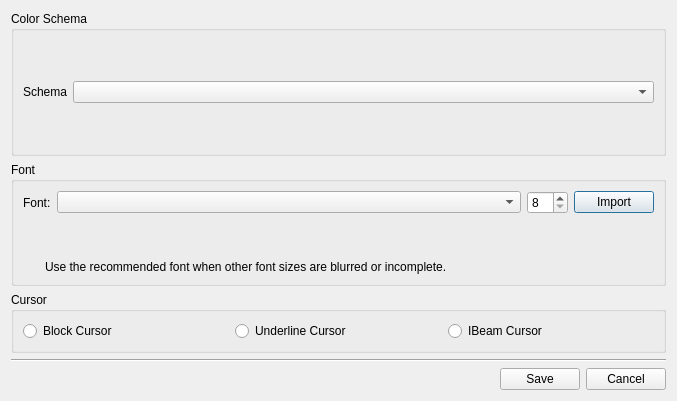
The window that woterm/qwosessionttyproperty.ui (aoyiduo/woterm) describes before a commit, drawn with Qt 5.
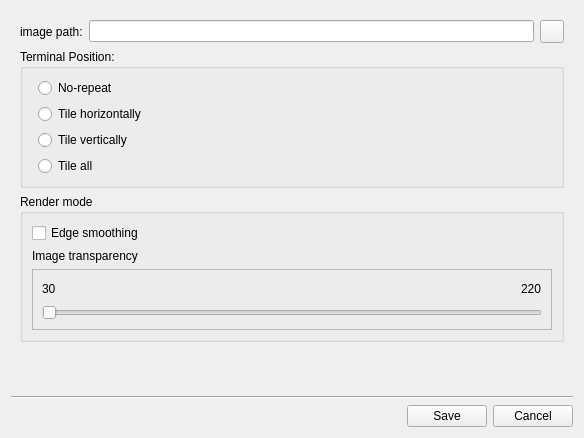
The same window after the commit. The open tabs and pages were chosen to show the change. Icons and pictures are not drawn.

The edit to the form file:
```diff
--- a/woterm/qwosessionttyproperty.ui
+++ b/woterm/qwosessionttyproperty.ui
@@ -6,8 +6,8 @@
    <rect>
     <x>0</x>
     <y>0</y>
-    <width>677</width>
-    <height>401</height>
+    <width>584</width>
+    <height>438</height>
    </rect>
   </property>
   <property name="windowTitle">
@@ -421,6 +421,211 @@
        </item>
       </layout>
      </widget>
+     <widget class="QWidget" name="bkimg">
+      <layout class="QVBoxLayout" name="verticalLayout_9">
+       <item>
+        <layout class="QHBoxLayout" name="horizontalLayout_8">
+         <item>
+          <widget class="QLabel" name="label_5">
+           <property name="text">
+            <string>image path:</string>
+           </property>
+          </widget>
+         </item>
+         <item>
+          <widget class="QLineEdit" name="bkImage"/>
+         </item>
+         <item>
+          <widget class="QToolButton" name="btnSelect">
+           <property name="text">
+            <string/>
+           </property>
+           <property name="icon">
+            <iconset>
+             <normaloff>../private/skins/black/dirs.png</normaloff>../private/skins/black/dirs.png</iconset>
+           </property>
+          </widget>
+         </item>
+        </layout>
+       </item>
+       <item>
+        <widget class="QGroupBox" name="positionGroup">
+         <property name="title">
+          <string>Terminal Position:</string>
+         </property>
+         <layout class="QHBoxLayout" name="horizontalLayout_9">
+          <item>
+           <widget class="QFrame" name="frame">
+            <property name="frameShape">
+             <enum>QFrame::StyledPanel</enum>
+            </property>
+            <property name="frameShadow">
+             <enum>QFrame::Raised</enum>
+            </property>
+           </widget>
+          </item>
+          <item>
+           <layout class="QVBoxLayout" name="verticalLayout_13">
+            <item>
+             <widget class="QRadioButton" name="chkTileNone">
+              <property name="text">
+               <string>No-repeat</string>
+              </property>
+             </widget>
+            </item>
+            <item>
+             <widget class="QRadioButton" name="chkTileH">
+              <property name="text">
+               <string>Tile horizontally</string>
+              </property>
+             </widget>
+            </item>
+            <item>
+             <widget class="QRadioButton" name="chkTileV">
+              <property name="text">
+               <string>Tile vertically</string>
+              </property>
+             </widget>
+            </item>
+            <item>
+             <widget class="QRadioButton" name="chkTileAll">
+              <property name="text">
+               <string>Tile all</string>
+              </property>
+             </widget>
+            </item>
+           </layout>
+          </item>
+          <item>
+           <spacer name="horizontalSpacer_2">
+            <property name="orientation">
+             <enum>Qt::Horizontal</enum>
+            </property>
+            <property name="sizeHint" stdset="0">
+             <size>
+              <width>40</width>
+              <height>20</height>
+             </size>
+            </property>
+           </spacer>
+          </item>
+         </layout>
+        </widget>
+       </item>
+       <item>
+        <widget class="QGroupBox" name="groupBox_4">
+         <property name="title">
+          <string>Render mode</string>
+         </property>
+         <layout class="QVBoxLayout" name="verticalLayout_10">
+          <item>
+           <widget class="QCheckBox" name="chkEdgeSmooth">
+            <property name="text">
+             <string>Edge smoothing</string>
+            </property>
+           </widget>
+          </item>
+          <item>
+           <widget class="QLabel" name="label_6">
+            <property name="text">
+             <string>Image transparency</string>
+            </property>
+           </widget>
+          </item>
+          <item>
+           <widget class="QFrame" name="frame_2">
+            <property name="minimumSize">
+             <size>
+              <width>0</width>
+              <height>0</height>
+             </size>
+            </property>
+            <property name="frameShape">
+             <enum>QFrame::StyledPanel</enum>
+            </property>
+            <property name="frameShadow">
+             <enum>QFrame::Raised</enum>
+            </property>
+            <layout class="QVBoxLayout" name="verticalLayout_11">
+             <item>
+              <layout class="QHBoxLayout" name="horizontalLayout_10">
+               <item>
+                <widget class="QLabel" name="label_7">
+                 <property name="text">
+                  <string>30</string>
+                 </property>
+                </widget>
+               </item>
+               <item>
+                <spacer name="horizontalSpacer_3">
+                 <property name="orientation">
+                  <enum>Qt::Horizontal</enum>
+                 </property>
+                 <property name="sizeHint" stdset="0">
+                  <size>
+                   <width>40</width>
+                   <height>20</height>
+                  </size>
+                 </property>
+                </spacer>
+               </item>
+               <item>
+                <widget class="QLabel" name="alphaValue">
+                 <property name="text">
+                  <string/>
+                 </property>
+                </widget>
+               </item>
+               <item>
+                <spacer name="horizontalSpacer_4">
+                 <property name="orientation">
+                  <enum>Qt::Horizontal</enum>
+                 </property>
+                 <property name="sizeHint" stdset="0">
+                  <size>
+                   <width>40</width>
+                   <height>20</height>
+                  </size>
+                 </property>
+                </spacer>
+               </item>
+               <item>
+                <widget class="QLabel" name="label_8">
+                 <property name="text">
+                  <string>220</string>
+                 </property>
+                </widget>
+               </item>
+              </layout>
+             </item>
+             <item>
+              <widget class="QSlider" name="bkImgAlpha">
+               <property name="orientation">
+                <enum>Qt::Horizontal</enum>
+               </property>
+              </widget>
+             </item>
+            </layout>
+           </widget>
+          </item>
+         </layout>
+        </widget>
+       </item>
+       <item>
+        <spacer name="verticalSpacer_2">
+         <property name="orientation">
+          <enum>Qt::Vertical</enum>
+         </property>
+         <property name="sizeHint" stdset="0">
+          <size>
+           <width>20</width>
+           <height>40</height>
+          </size>
+         </property>
+        </spacer>
+       </item>
+      </layout>
+     </widget>
     </widget>
    </item>
    <item>
```
Left out of the diff: 14 changed lines with no effect on the pictures.
